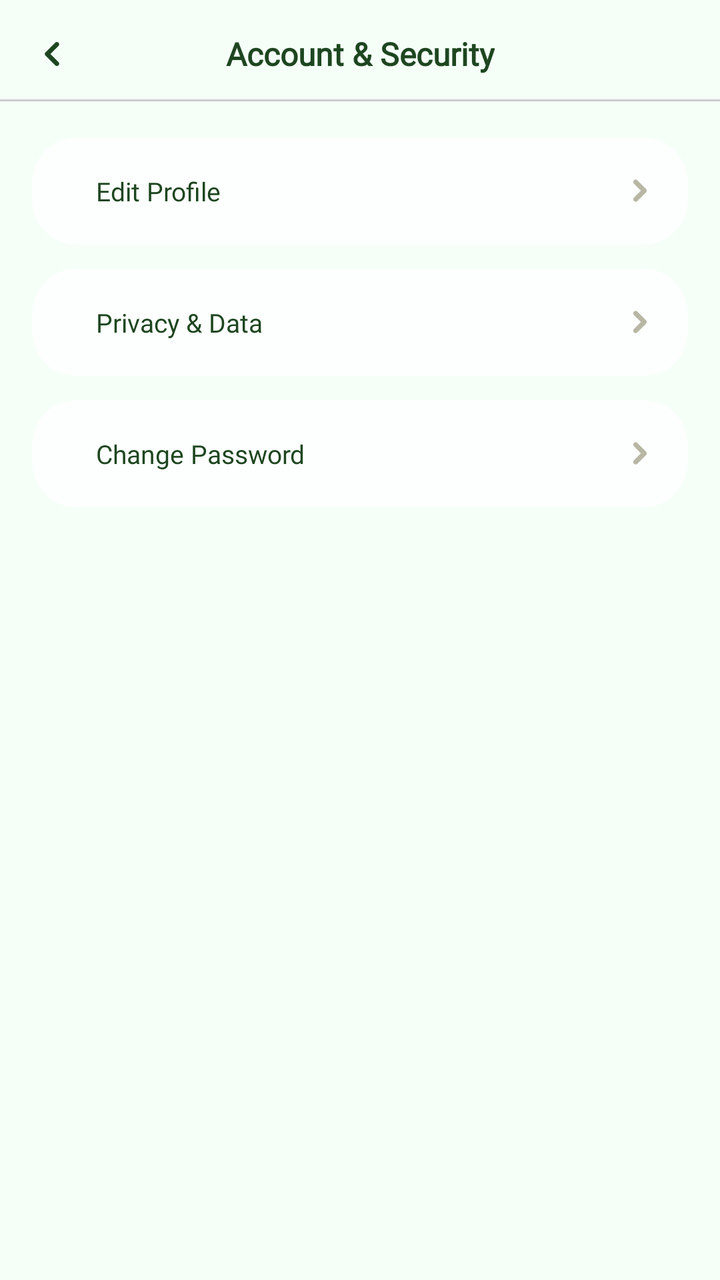
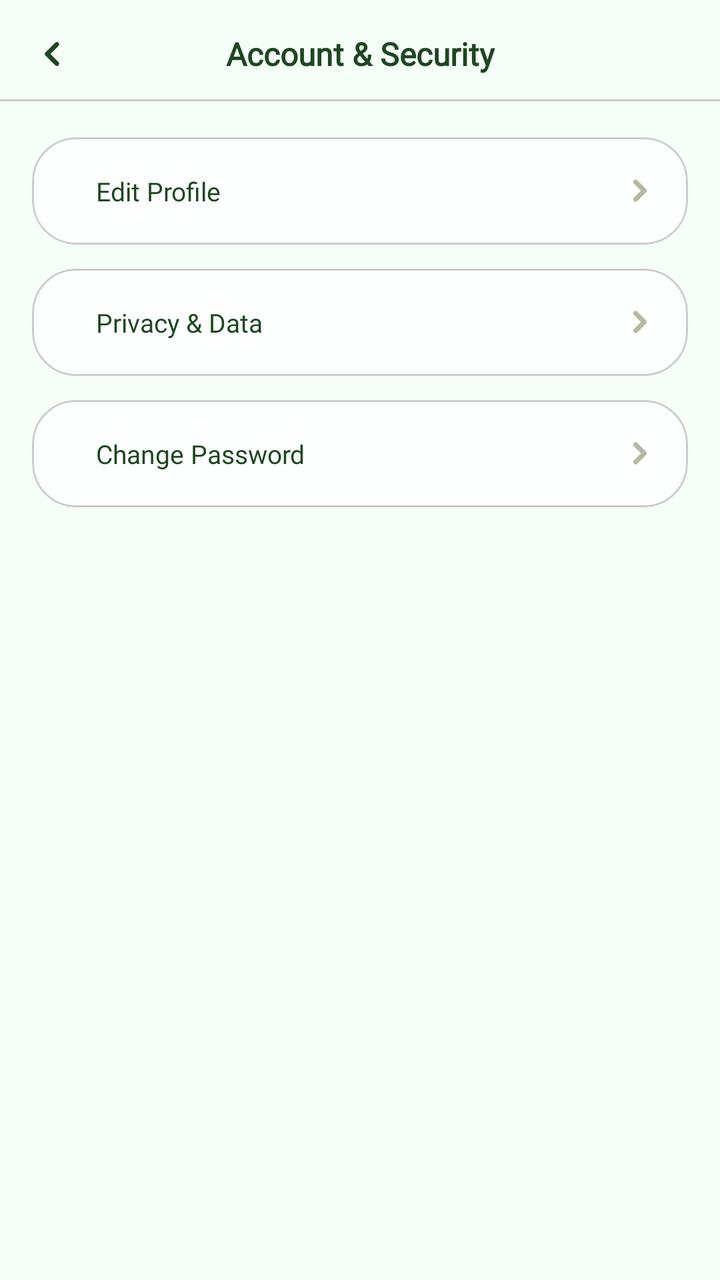

The first picture is an Android layout as it rendered before a commit; the second is the same layout after the commit. The layout source and the unified diff follow.
<!-- AndroidManifest.xml: application theme Theme.SmartGrow -->
<!-- res/layout/fragment_account_security.xml -->
<?xml version="1.0" encoding="utf-8"?>
<androidx.constraintlayout.widget.ConstraintLayout
    xmlns:android="http://schemas.android.com/apk/res/android"
    xmlns:app="http://schemas.android.com/apk/res-auto"
    android:layout_width="match_parent"
    android:layout_height="match_parent"
    android:background="@color/app_background"
    android:clipChildren="false"
    android:clipToPadding="false">

    
    <ImageView
        android:id="@+id/btn_back_account_security"
        android:layout_width="20dp"
        android:layout_height="20dp"
        android:layout_marginStart="16dp"
        android:background="?attr/selectableItemBackgroundBorderless"
        android:clickable="true"
        android:focusable="true"
        android:padding="4dp"
        android:src="@drawable/ic_back"
        app:tint="@color/profile_title_color"
        app:layout_constraintBottom_toBottomOf="@id/tv_account_security_title"
        app:layout_constraintStart_toStartOf="parent"
        app:layout_constraintTop_toTopOf="@id/tv_account_security_title"
        android:contentDescription="Go back" />

    
    <TextView
        android:id="@+id/tv_account_security_title"
        android:layout_width="wrap_content"
        android:layout_height="wrap_content"
        android:layout_marginTop="16dp"
        android:text="Account &amp; Security"
        android:textColor="@color/profile_title_color"
        android:fontFamily="@font/inter_extrabold"
        android:textSize="16sp"
        android:textStyle="bold"
        app:layout_constraintEnd_toEndOf="parent"
        app:layout_constraintStart_toStartOf="parent"
        app:layout_constraintTop_toTopOf="parent" />

    
    <View
        android:id="@+id/header_divider"
        android:layout_width="0dp"
        android:layout_height="1dp"
        android:layout_marginTop="12dp"
        android:background="@color/divider"
        app:layout_constraintStart_toStartOf="parent"
        app:layout_constraintEnd_toEndOf="parent"
        app:layout_constraintTop_toBottomOf="@id/tv_account_security_title"/>

    
    <LinearLayout
        android:layout_width="0dp"
        android:layout_height="wrap_content"
        android:layout_marginTop="12dp"
        android:orientation="vertical"
        app:layout_constraintStart_toStartOf="parent"
        app:layout_constraintEnd_toEndOf="parent"
        app:layout_constraintTop_toBottomOf="@id/header_divider">

        
        <com.google.android.material.card.MaterialCardView
            android:id="@+id/btn_security_edit_profile"
            android:layout_width="match_parent"
            android:layout_height="wrap_content"
            android:layout_marginHorizontal="16dp"
            android:layout_marginVertical="6dp"
            android:clickable="true"
            android:focusable="true"
            android:foreground="?attr/selectableItemBackground"
            app:cardBackgroundColor="@color/profile_card_bg"
            app:cardCornerRadius="22dp"
            app:cardElevation="0dp"
            app:strokeWidth="0dp"
            app:strokeColor="@android:color/transparent">

            <RelativeLayout
                android:layout_width="match_parent"
                android:layout_height="wrap_content"
                android:padding="18dp">

                <TextView
                    android:layout_width="wrap_content"
                    android:layout_height="wrap_content"
                    android:layout_centerVertical="true"
                    android:layout_marginStart="14dp"
                    android:text="Edit Profile"
                    android:textColor="@color/profile_title_color"
                    android:fontFamily="@font/inter_extrabold"
                    android:textSize="13sp"/>

                <ImageView
                    android:layout_width="12dp"
                    android:layout_height="12dp"
                    android:layout_alignParentEnd="true"
                    android:layout_centerVertical="true"
                    android:src="@drawable/ic_next"
                    app:tint="#b7b7a4" />
            </RelativeLayout>
        </com.google.android.material.card.MaterialCardView>

        
        <com.google.android.material.card.MaterialCardView
            android:id="@+id/btn_security_privacy"
            android:layout_width="match_parent"
            android:layout_height="wrap_content"
            android:layout_marginHorizontal="16dp"
            android:layout_marginVertical="6dp"
            android:clickable="true"
            android:focusable="true"
            android:foreground="?attr/selectableItemBackground"
            app:cardBackgroundColor="@color/profile_card_bg"
            app:cardCornerRadius="22dp"
            app:cardElevation="0dp"
            app:strokeWidth="0dp"
            app:strokeColor="@android:color/transparent">

            <RelativeLayout
                android:layout_width="match_parent"
                android:layout_height="wrap_content"
                android:padding="18dp">

                <TextView
                    android:layout_width="wrap_content"
                    android:layout_height="wrap_content"
                    android:layout_centerVertical="true"
                    android:layout_marginStart="14dp"
                    android:text="Privacy &amp; Data"
                    android:textColor="@color/profile_title_color"
                    android:fontFamily="@font/inter_extrabold"
                    android:textSize="13sp" />

                <ImageView
                    android:layout_width="12dp"
                    android:layout_height="12dp"
                    android:layout_alignParentEnd="true"
                    android:layout_centerVertical="true"
                    android:src="@drawable/ic_next"
                    app:tint="#b7b7a4" />
            </RelativeLayout>
        </com.google.android.material.card.MaterialCardView>

        
        <com.google.android.material.card.MaterialCardView
            android:id="@+id/btn_security_password"
            android:layout_width="match_parent"
            android:layout_height="wrap_content"
            android:layout_marginHorizontal="16dp"
            android:layout_marginVertical="6dp"
            android:clickable="true"
            android:focusable="true"
            android:foreground="?attr/selectableItemBackground"
            app:cardBackgroundColor="@color/profile_card_bg"
            app:cardCornerRadius="22dp"
            app:cardElevation="0dp"
            app:strokeWidth="0dp"
            app:strokeColor="@android:color/transparent">

            <RelativeLayout
                android:layout_width="match_parent"
                android:layout_height="wrap_content"
                android:padding="18dp">

                <TextView
                    android:layout_width="wrap_content"
                    android:layout_height="wrap_content"
                    android:layout_centerVertical="true"
                    android:layout_marginStart="14dp"
                    android:text="Change Password"
                    android:textColor="@color/profile_title_color"
                    android:fontFamily="@font/inter_extrabold"
                    android:textSize="13sp"/>

                <ImageView
                    android:layout_width="12dp"
                    android:layout_height="12dp"
                    android:layout_alignParentEnd="true"
                    android:layout_centerVertical="true"
                    android:src="@drawable/ic_next"
                    app:tint="#b7b7a4" />
            </RelativeLayout>
        </com.google.android.material.card.MaterialCardView>

    </LinearLayout>
</androidx.constraintlayout.widget.ConstraintLayout>
<!-- resources referenced by this layout -->
<resources>
  <color name="app_background">#F5FFF8</color>
  <color name="divider">#CCCCCC</color>
  <color name="profile_card_bg">#B3FFFFFF</color>
  <color name="profile_title_color">#1e4620</color>
  <!-- drawable ic_next (drawable) -->
  <vector xmlns:android="http://schemas.android.com/apk/res/android"
      android:width="512dp"
      android:height="512dp"
      android:viewportWidth="512"
      android:viewportHeight="512">
    <path
        android:pathData="M276.16,256C274.83,252.53 267.27,246.59 264.35,243.68C254.99,234.34 245.68,224.95 236.29,215.64C210.71,190.25 185.49,164.51 159.84,139.2C151.75,131.23 143.69,123.21 135.74,115.11C130.44,109.72 124.46,104.67 120.34,98.26C99.84,66.31 120.04,21.84 158.74,19.13C189.76,16.96 206.2,41.52 226.05,60.82C270.67,104.2 314.25,148.77 358.14,192.89C377.28,212.13 402.48,230.4 399.86,260.68C397.99,282.31 381.45,295.93 367.03,310.22C339.95,337.06 313.02,364.07 286.12,391.1C265.21,412.11 244.07,432.89 223.24,453.98C212.57,464.78 200.84,479.27 187.65,486.69C171.4,495.83 151.03,494.62 135.4,484.86C116.47,473.03 106.95,447.6 114.28,426.34C117.58,416.74 123.27,409.4 130.33,402.23C165.04,366.96 200.37,332.3 235.35,297.3C245.02,287.64 254.67,277.96 264.35,268.32C267.27,265.41 274.83,259.48 276.16,256Z"
        android:strokeLineJoin="round"
        android:strokeWidth="0.25"
        android:fillColor="#000000"
        android:fillType="evenOdd"
        android:strokeColor="#000000"/>
  </vector>
  <style name="Theme.SmartGrow" parent="Base.Theme.SmartGrow" />
  <style name="Base.Theme.SmartGrow" parent="Theme.Material3.DayNight.NoActionBar">
          <item name="android:windowBackground">@color/app_background</item>
          <item name="android:windowDisablePreview">true</item>
  
          
          <item name="android:statusBarColor">@color/app_background</item>
          <item name="android:windowLightStatusBar">true</item>
  
          
          <item name="android:navigationBarColor">@color/app_background</item>
          <item name="android:windowLightNavigationBar" ns0:targetApi="o_mr1">true</item>
  
          <item name="android:windowDrawsSystemBarBackgrounds">true</item>
          <item name="android:windowTranslucentStatus">false</item>
          <item name="android:windowTranslucentNavigation">false</item>
  
          
          <item name="popupMenuStyle">@style/ModernPopupMenuStyle</item>
      </style>
  <style name="ModernPopupMenuStyle" parent="Widget.Material3.PopupMenu">
          <item name="android:popupBackground">@android:color/white</item>
      </style>
  <!-- unchanged entries left out for length: 1 -->
</resources>

<!-- the commit's change to res/layout/fragment_account_security.xml (unified diff, before → after) -->
@@ -74,8 +74,8 @@
             app:cardBackgroundColor="@color/profile_card_bg"
             app:cardCornerRadius="22dp"
             app:cardElevation="0dp"
-            app:strokeWidth="0dp"
-            app:strokeColor="@android:color/transparent">
+            app:strokeColor="@color/divider"
+            app:strokeWidth="1dp">
 
             <RelativeLayout
                 android:layout_width="match_parent"
@@ -115,8 +115,8 @@
             app:cardBackgroundColor="@color/profile_card_bg"
             app:cardCornerRadius="22dp"
             app:cardElevation="0dp"
-            app:strokeWidth="0dp"
-            app:strokeColor="@android:color/transparent">
+            app:strokeColor="@color/divider"
+            app:strokeWidth="1dp">
 
             <RelativeLayout
                 android:layout_width="match_parent"
@@ -156,8 +156,8 @@
             app:cardBackgroundColor="@color/profile_card_bg"
             app:cardCornerRadius="22dp"
             app:cardElevation="0dp"
-            app:strokeWidth="0dp"
-            app:strokeColor="@android:color/transparent">
+            app:strokeColor="@color/divider"
+            app:strokeWidth="1dp">
 
             <RelativeLayout
                 android:layout_width="match_parent"
